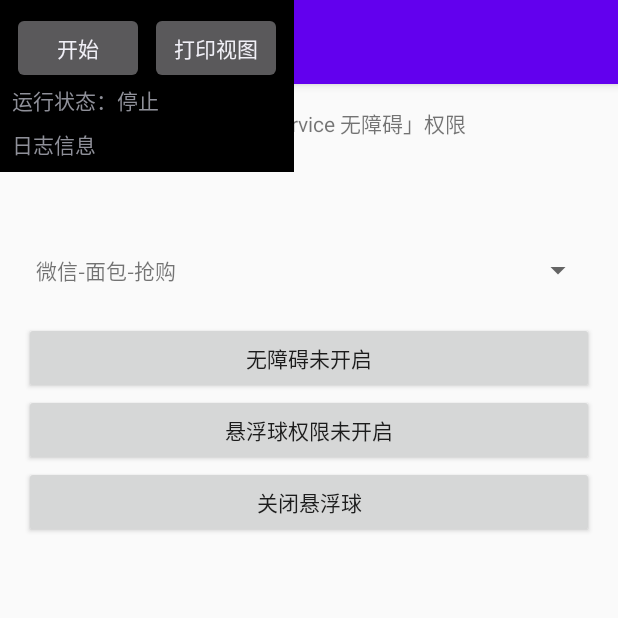
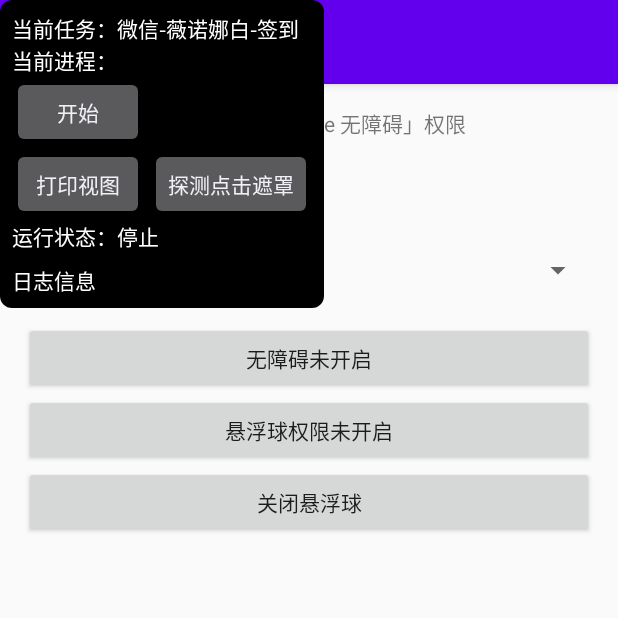
Before and after one commit to boredream/AccessibilityService, an Android app: the screen it shows after launch (MainActivity), after a tap on "打开悬浮球", on a phone screen of 412 x 824 dp, the top half of it. Run offline under Robolectric (Android 15) with nearby library versions, the phone set to English and light mode, and no system bars; our stand-ins replace EventBus.

Commit message:
探测点击位置遮罩

```diff
--- a/app/src/main/java/com/boredream/accessibilityservice/CommonConst.java
+++ b/app/src/main/java/com/boredream/accessibilityservice/CommonConst.java
@@ -1,15 +1,16 @@
 package com.boredream.accessibilityservice;
 
 import com.boredream.accessibilityservice.event.ChangeHelperTaskEvent;
+import com.boredream.accessibilityservice.helper.WxWrnHelper;
 
 import org.greenrobot.eventbus.EventBus;
 
 public class CommonConst {
 
+    public static final String TARGET_WX_WRNW_CHECKIN = "微信-薇诺娜白-签到";
     public static final String TARGET_WX_BREAD_FREE = "微信-面包-抢购";
-    public static final String TARGET_WX_WRNW_CHECKIN = "微信-薇诺娜白-签到";
 
-    private static HelperTask target;
+    private static HelperTask target = new HelperTask(TARGET_WX_WRNW_CHECKIN, WxWrnHelper.class);
 
     public static HelperTask getTarget() {
         return target;
--- a/app/src/main/java/com/boredream/accessibilityservice/HelperFloatView.java
+++ b/app/src/main/java/com/boredream/accessibilityservice/HelperFloatView.java
@@ -1,5 +1,6 @@
 package com.boredream.accessibilityservice;
 
+import android.annotation.SuppressLint;
 import android.content.Context;
 import android.os.Build;
 import android.view.Gravity;
@@ -7,25 +8,39 @@ import android.view.LayoutInflater;
 import android.view.MotionEvent;
 import android.view.View;
 import android.view.WindowManager;
+import android.widget.TextView;
 
 import com.boredream.accessibilityservice.event.OverLayCtrlEvent;
+import com.boredream.accessibilityservice.event.OverlayInfoUpdateEvent;
 
 import org.greenrobot.eventbus.EventBus;
+import org.greenrobot.eventbus.Subscribe;
 
 public class HelperFloatView {
 
     private WindowManager mWindowManager;
     private WindowManager.LayoutParams wmParams;
+    private View maskView;
     private View mFloatingLayout;
     private View container;
+    private TextView tvTarget;
+    private TextView tvProgress;
 
     public HelperFloatView() {
         initWindow();
     }
 
+    @Subscribe
+    public void OnOverlayInfoUpdate(OverlayInfoUpdateEvent event) {
+        if (event.getProgress() != null) {
+            tvProgress.setText("当前进程：" + event.getProgress());
+        }
+    }
+
     public void addView() {
         // 添加悬浮窗的视图
         mWindowManager.addView(mFloatingLayout, wmParams);
+        EventBus.getDefault().register(this);
     }
 
     public boolean isShown() {
@@ -33,6 +48,7 @@ public class HelperFloatView {
     }
 
     public void removeView() {
+        EventBus.getDefault().unregister(this);
         if (mFloatingLayout != null) {
             // 移除悬浮窗口
             mWindowManager.removeView(mFloatingLayout);
@@ -42,18 +58,18 @@ public class HelperFloatView {
     /**
      * 设置悬浮框基本参数（位置、宽高等）
      */
+    @SuppressLint("ClickableViewAccessibility")
     private void initWindow() {
         mWindowManager = (WindowManager) AppKeeper.getApp().getSystemService(Context.WINDOW_SERVICE);
         wmParams = getParams();//设置好悬浮窗的参数
-        // 悬浮窗默认显示以左上角为起始坐标
-        wmParams.gravity = Gravity.LEFT | Gravity.BOTTOM;
-        //悬浮窗的开始位置，因为设置的是从左上角开始，所以屏幕左上角是x=0;y=0
         wmParams.x = 0;
         wmParams.y = 0;
         // 获取浮动窗口视图所在布局
         mFloatingLayout = LayoutInflater.from(AppKeeper.getApp()).inflate(R.layout.view_float, null, false);
         //悬浮框触摸事件，设置悬浮框可拖动
         container = mFloatingLayout.findViewById(R.id.container);
+        tvTarget = mFloatingLayout.findViewById(R.id.tv_target);
+        tvProgress = mFloatingLayout.findViewById(R.id.tv_progress);
         container.setOnTouchListener(new FloatingListener());
 
         mFloatingLayout.findViewById(R.id.btn_start).setOnClickListener(v ->
@@ -61,28 +77,45 @@ public class HelperFloatView {
 
         mFloatingLayout.findViewById(R.id.btn_get_view_tree).setOnClickListener(v ->
                 EventBus.getDefault().post(new OverLayCtrlEvent("getViewTree")));
+
+        // mask
+        maskView = LayoutInflater.from(AppKeeper.getApp()).inflate(R.layout.view_mask, null, false);
+        TextView tvPosition = maskView.findViewById(R.id.tv_position);
+        maskView.findViewById(R.id.tv_close).setOnClickListener(v -> mWindowManager.removeView(maskView));
+        maskView.setOnTouchListener((v, event) -> {
+            if(event.getAction() == MotionEvent.ACTION_DOWN) {
+                tvPosition.setText(String.format("%s,%s", event.getX(), event.getY()));
+            }
+            return false;
+        });
+        mFloatingLayout.findViewById(R.id.btn_show_mask).setOnClickListener(v -> {
+            if (maskView.isShown()) mWindowManager.removeView(maskView);
+            else {
+                WindowManager.LayoutParams params = getParams();
+                params.width = WindowManager.LayoutParams.MATCH_PARENT;
+                params.height = WindowManager.LayoutParams.MATCH_PARENT;
+                mWindowManager.addView(maskView, params);
+            }
+        });
     }
 
     private WindowManager.LayoutParams getParams() {
-        wmParams = new WindowManager.LayoutParams();
-        //设置window type 下面变量2002是在屏幕区域显示，2003则可以显示在状态栏之上
-        //wmParams.type = WindowManager.LayoutParams.TYPE_TOAST;
-        //wmParams.type = WindowManager.LayoutParams.TYPE_APPLICATION_OVERLAY;
+        WindowManager.LayoutParams params = new WindowManager.LayoutParams();
         if (Build.VERSION.SDK_INT >= 26) {//8.0新特性
-            wmParams.type = WindowManager.LayoutParams.TYPE_APPLICATION_OVERLAY;
+            params.type = WindowManager.LayoutParams.TYPE_APPLICATION_OVERLAY;
         } else {
-            wmParams.type = WindowManager.LayoutParams.TYPE_SYSTEM_ALERT;
+            params.type = WindowManager.LayoutParams.TYPE_SYSTEM_ALERT;
         }
         //设置可以显示在状态栏上
-        wmParams.flags = WindowManager.LayoutParams.FLAG_NOT_FOCUSABLE | WindowManager.LayoutParams.FLAG_NOT_TOUCH_MODAL |
+        params.flags = WindowManager.LayoutParams.FLAG_NOT_FOCUSABLE | WindowManager.LayoutParams.FLAG_NOT_TOUCH_MODAL |
                 WindowManager.LayoutParams.FLAG_LAYOUT_IN_SCREEN | WindowManager.LayoutParams.FLAG_LAYOUT_INSET_DECOR |
                 WindowManager.LayoutParams.FLAG_WATCH_OUTSIDE_TOUCH;
 
         //设置悬浮窗口长宽数据
-        wmParams.width = WindowManager.LayoutParams.WRAP_CONTENT;
-        wmParams.height = WindowManager.LayoutParams.WRAP_CONTENT;
-        wmParams.alpha = 0.5f;
-        return wmParams;
+        params.width = WindowManager.LayoutParams.WRAP_CONTENT;
+        params.height = WindowManager.LayoutParams.WRAP_CONTENT;
+        params.alpha = 0.5f;
+        return params;
     }
 
     //开始触控的坐标，移动时的坐标（相对于屏幕左上角的坐标）
@@ -90,6 +123,10 @@ public class HelperFloatView {
     //开始时的坐标和结束时的坐标（相对于自身控件的坐标）
     private int mStartX, mStartY, mStopX, mStopY; //判断悬浮窗口是否移动，这里做个标记，防止移动后松手触发了点击事件
     private boolean isMove;
+
+    public void setTask(HelperTask task) {
+        tvTarget.setText("当前任务：" + task.getTarget());
+    }
 
     private class FloatingListener implements View.OnTouchListener {
 
--- a/app/src/main/java/com/boredream/accessibilityservice/MainActivity.java
+++ b/app/src/main/java/com/boredream/accessibilityservice/MainActivity.java
@@ -40,15 +40,17 @@ public class MainActivity extends AppCompatActivity {
         spinner = findViewById(R.id.spinner);
         helperFloatView = new HelperFloatView();
         targetList = Arrays.asList(
-                new HelperTask(CommonConst.TARGET_WX_BREAD_FREE, WxBreadHelper.class),
-                new HelperTask(CommonConst.TARGET_WX_WRNW_CHECKIN, WxWrnHelper.class)
+                new HelperTask(CommonConst.TARGET_WX_WRNW_CHECKIN, WxWrnHelper.class),
+                new HelperTask(CommonConst.TARGET_WX_BREAD_FREE, WxBreadHelper.class)
         );
         spinner.setAdapter(new ArrayAdapter<>(this, R.layout.item_spinner, R.id.tv_name, targetList));
         spinner.setOnItemSelectedListener(new AdapterView.OnItemSelectedListener() {
             @Override
             public void onItemSelected(AdapterView<?> parent, View view, int position, long id) {
-                CommonConst.setTarget(targetList.get(position));
+                HelperTask task = targetList.get(position);
+                CommonConst.setTarget(task);
                 Toast.makeText(MainActivity.this, "选择 " + CommonConst.getTarget(), Toast.LENGTH_SHORT).show();
+                helperFloatView.setTask(task);
             }
 
             @Override
--- /dev/null
+++ b/app/src/main/res/drawable/bg_float_view.xml
@@ -0,0 +1,8 @@
+<?xml version="1.0" encoding="utf-8"?>
+<shape xmlns:android="http://schemas.android.com/apk/res/android"
+    android:shape="rectangle">
+
+    <solid android:color="#000" />
+    <corners android:radius="8dp" />
+
+</shape>
--- a/app/src/main/res/layout/view_float.xml
+++ b/app/src/main/res/layout/view_float.xml
@@ -1,32 +1,57 @@
 <?xml version="1.0" encoding="utf-8"?>
 <RelativeLayout xmlns:android="http://schemas.android.com/apk/res/android"
-    android:layout_width="wrap_content"
+    android:id="@+id/container"
+    android:layout_width="250dp"
     android:layout_height="wrap_content"
-    android:background="#000"
-    android:id="@+id/container"
+    android:background="@drawable/bg_float_view"
     android:orientation="vertical"
     android:padding="8dp">
+
+    <TextView
+        android:id="@+id/tv_target"
+        android:layout_width="wrap_content"
+        android:layout_height="wrap_content"
+        android:text="当前任务："
+        android:textColor="@android:color/white" />
+
+    <TextView
+        android:id="@+id/tv_progress"
+        android:layout_width="wrap_content"
+        android:layout_height="wrap_content"
+        android:layout_below="@id/tv_target"
+        android:text="当前进程："
+        android:textColor="@android:color/white" />
 
     <Button
         android:id="@+id/btn_start"
         android:layout_width="wrap_content"
         android:layout_height="wrap_content"
+        android:layout_below="@id/tv_progress"
         android:text="开始" />
 
     <Button
         android:id="@+id/btn_get_view_tree"
         android:layout_width="wrap_content"
-        android:layout_toRightOf="@id/btn_start"
+        android:layout_height="wrap_content"
+        android:layout_below="@id/btn_start"
+        android:text="打印视图" />
+
+    <Button
+        android:id="@+id/btn_show_mask"
+        android:layout_width="wrap_content"
+        android:layout_height="wrap_content"
+        android:layout_alignTop="@id/btn_get_view_tree"
         android:layout_marginLeft="4dp"
-        android:layout_height="wrap_content"
-        android:text="打印视图" />
+        android:layout_toRightOf="@+id/btn_get_view_tree"
+        android:text="探测点击遮罩" />
 
     <TextView
         android:id="@+id/tv_status"
         android:layout_width="wrap_content"
         android:layout_height="wrap_content"
-        android:layout_below="@+id/btn_start"
-        android:text="运行状态：停止" />
+        android:layout_below="@+id/btn_get_view_tree"
+        android:text="运行状态：停止"
+        android:textColor="@android:color/white" />
 
     <TextView
         android:id="@+id/tv_info"
@@ -34,6 +59,7 @@
         android:layout_height="wrap_content"
         android:layout_below="@+id/tv_status"
         android:layout_marginTop="8dp"
-        android:text="日志信息" />
+        android:text="日志信息"
+        android:textColor="@android:color/white" />
 
 </RelativeLayout>
```
Also changed, not shown: app/src/main/java/com/boredream/accessibilityservice/MyAccessibilityService.java (+31 -3 lines), app/src/main/java/com/boredream/accessibilityservice/MyUtils.java (+23 -2 lines), app/src/main/java/com/boredream/accessibilityservice/event/OverlayInfoUpdateEvent.java (added, +23 -0 lines), app/src/main/java/com/boredream/accessibilityservice/helper/WxWrnHelper.java (+61 -0 lines), app/src/main/res/layout/view_mask.xml (added, +22 -0 lines).
